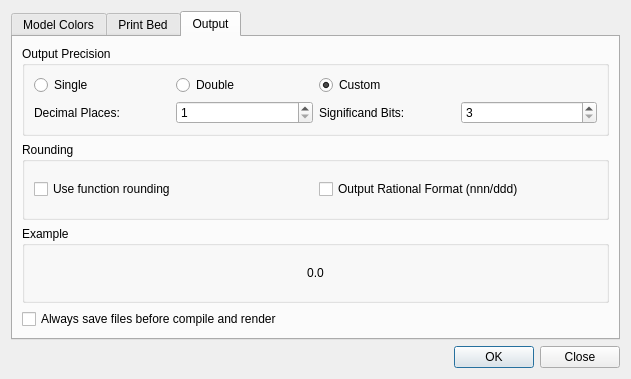
First picture: the form in src/ui/preferences.ui, repository GilesBathgate/RapCAD, before the edit.
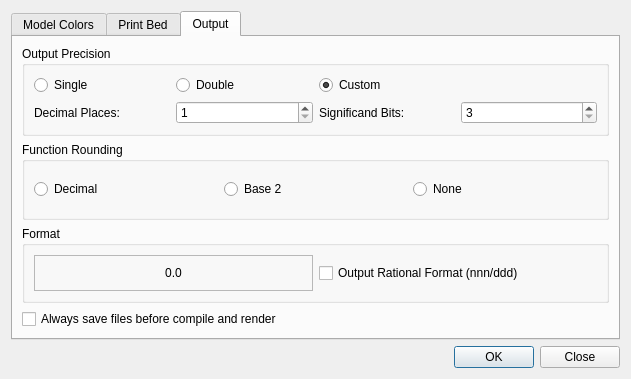
Second picture: the form after the edit.

Commit message: Improve configuration of rounding preferences

```diff
--- a/src/ui/preferences.ui
+++ b/src/ui/preferences.ui
@@ -446,23 +446,30 @@
             <string notr="true"/>
            </property>
            <property name="title">
-            <string>Rounding</string>
+            <string>Function Rounding</string>
            </property>
            <property name="flat">
             <bool>false</bool>
            </property>
            <layout class="QHBoxLayout" name="horizontalLayout_2">
             <item>
-             <widget class="QCheckBox" name="functionRoundingCheckBox">
+             <widget class="QRadioButton" name="decimalRoundingRadio">
               <property name="text">
-               <string>Use function rounding</string>
+               <string>Decimal</string>
               </property>
              </widget>
             </item>
             <item>
-             <widget class="QCheckBox" name="rationalFormatCheckBox">
+             <widget class="QRadioButton" name="base2RoundingRadio">
               <property name="text">
-               <string>Output Rational Format (nnn/ddd)</string>
+               <string>Base 2</string>
+              </property>
+             </widget>
+            </item>
+            <item>
+             <widget class="QRadioButton" name="noRoundingRadio">
+              <property name="text">
+               <string>None</string>
               </property>
              </widget>
             </item>
@@ -472,11 +479,14 @@
          <item>
           <widget class="QGroupBox" name="exampleGroupBox">
            <property name="title">
-            <string>Example</string>
+            <string>Format</string>
            </property>
-           <layout class="QGridLayout" name="gridLayout_3">
-            <item row="0" column="0">
+           <layout class="QHBoxLayout" name="horizontalLayout_3">
+            <item>
              <widget class="QLabel" name="exampleLabel">
+              <property name="frameShape">
+               <enum>QFrame::StyledPanel</enum>
+              </property>
               <property name="text">
                <string>0.0</string>
               </property>
@@ -485,6 +495,13 @@
               </property>
              </widget>
             </item>
+            <item>
+             <widget class="QCheckBox" name="rationalFormatCheckBox">
+              <property name="text">
+               <string>Output Rational Format (nnn/ddd)</string>
+              </property>
+             </widget>
+            </item>
            </layout>
           </widget>
          </item>
```
Left out of the diff: 6 changed lines with no effect on the pictures. The commit also changes 5 other files.
